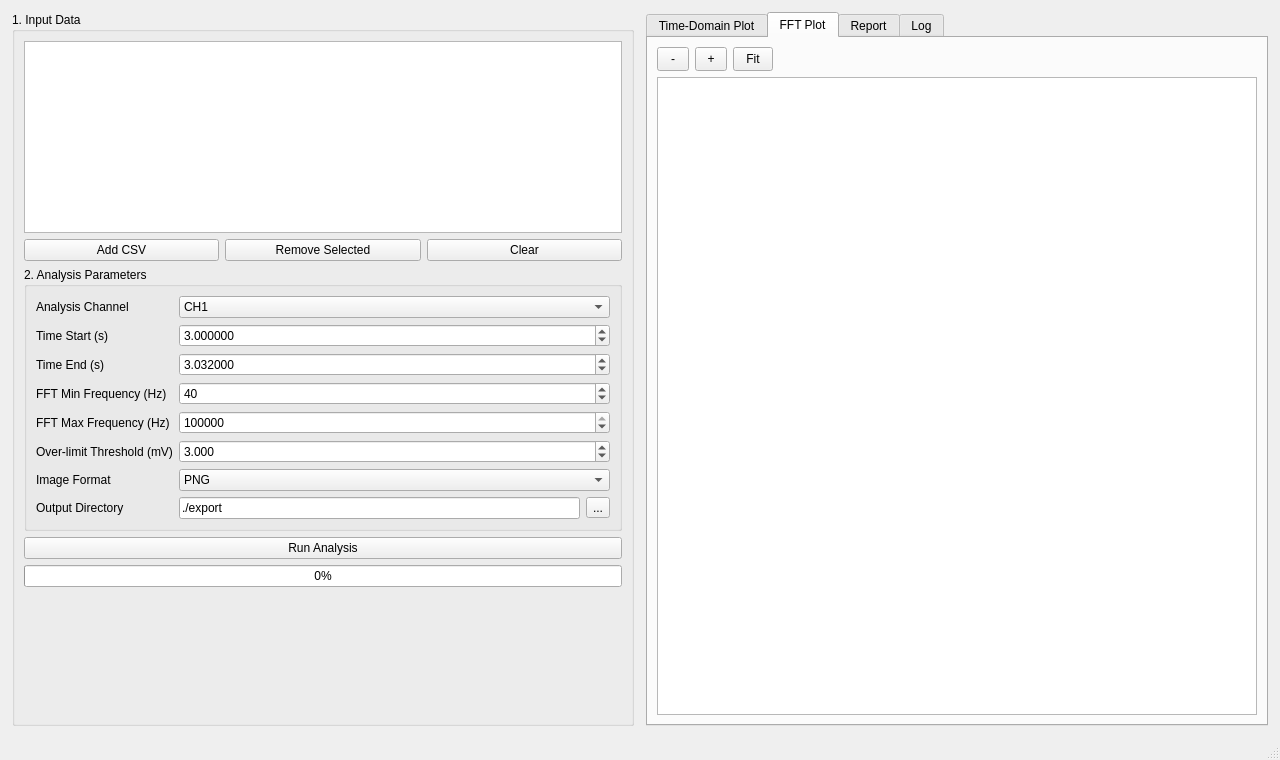
Old version of the form window.ui in the repository RCJ4me/gfci_ui.
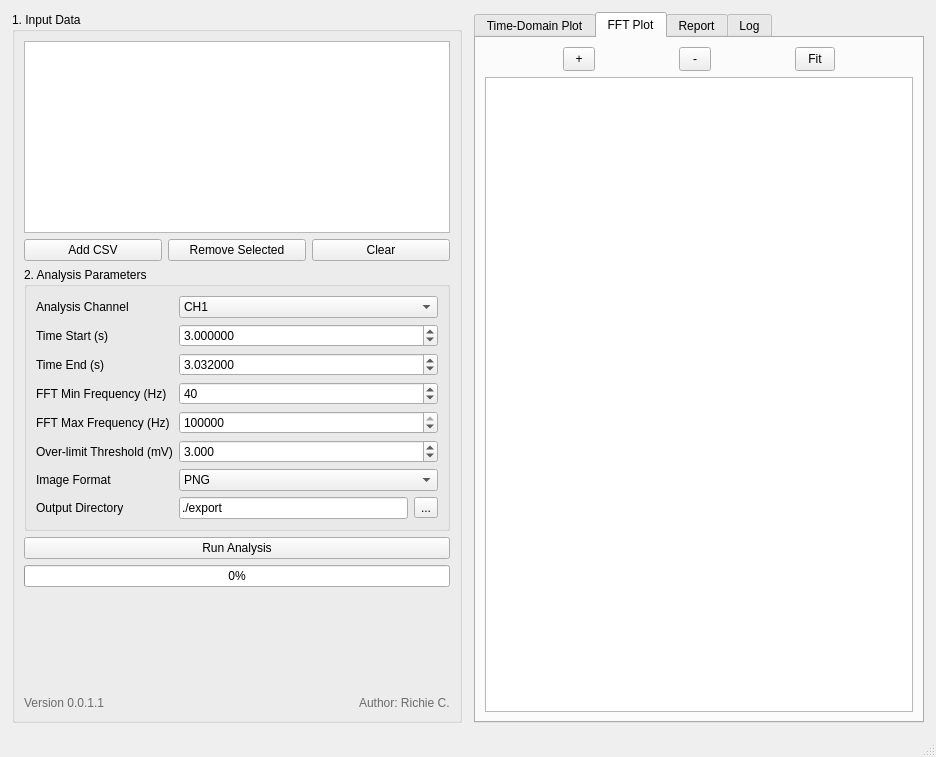
New version of the form. The open tabs and pages were chosen to show the change. Custom widgets are drawn as their Qt base class.

```diff
--- a/window.ui
+++ b/window.ui
@@ -6,8 +6,8 @@
    <rect>
     <x>0</x>
     <y>0</y>
-    <width>1280</width>
-    <height>760</height>
+    <width>936</width>
+    <height>757</height>
    </rect>
   </property>
   <property name="windowTitle">
@@ -115,13 +115,13 @@
              <number>6</number>
             </property>
             <property name="minimum">
-             <double>0.000000</double>
+             <double>0.000000000000000</double>
             </property>
             <property name="maximum">
-             <double>1000.000000</double>
+             <double>1000.000000000000000</double>
             </property>
             <property name="value">
-             <double>3.000000</double>
+             <double>3.000000000000000</double>
             </property>
            </widget>
           </item>
@@ -138,10 +138,10 @@
              <number>6</number>
             </property>
             <property name="maximum">
-             <double>1000.000000</double>
+             <double>1000.000000000000000</double>
             </property>
             <property name="value">
-             <double>3.032000</double>
+             <double>3.032000000000000</double>
             </property>
            </widget>
           </item>
@@ -192,13 +192,13 @@
              <number>3</number>
             </property>
             <property name="maximum">
-             <double>50.000000</double>
+             <double>50.000000000000000</double>
             </property>
             <property name="singleStep">
              <double>0.500000</double>
             </property>
             <property name="value">
-             <double>3.000000</double>
+             <double>3.000000000000000</double>
             </property>
            </widget>
           </item>
@@ -278,6 +278,43 @@
          </property>
         </spacer>
        </item>
+       <item>
+        <layout class="QHBoxLayout" name="footerLayout">
+         <item>
+          <widget class="QLabel" name="lbl_version">
+           <property name="styleSheet">
+            <string notr="true">color: #6b6b6b;</string>
+           </property>
+           <property name="text">
+            <string>Version 0.0.1.1</string>
+           </property>
+          </widget>
+         </item>
+         <item>
+          <spacer name="footerSpacer">
+           <property name="orientation">
+            <enum>Qt::Horizontal</enum>
+           </property>
+           <property name="sizeHint" stdset="0">
+            <size>
+             <width>40</width>
+             <height>16</height>
+            </size>
+           </property>
+          </spacer>
+         </item>
+         <item>
+          <widget class="QLabel" name="lbl_author">
+           <property name="styleSheet">
+            <string notr="true">color: #6b6b6b;</string>
+           </property>
+           <property name="text">
+            <string>Author: Richie C.</string>
+           </property>
+          </widget>
+         </item>
+        </layout>
+       </item>
       </layout>
      </widget>
     </item>
@@ -382,23 +419,17 @@
         <item>
          <layout class="QHBoxLayout" name="fftToolbarLayout">
           <item>
-           <widget class="QToolButton" name="btn_zoom_out_fft">
-            <property name="minimumSize">
+           <spacer name="horizontalSpacer_3">
+            <property name="orientation">
+             <enum>Qt::Horizontal</enum>
+            </property>
+            <property name="sizeHint" stdset="0">
              <size>
-              <width>32</width>
-              <height>24</height>
+              <width>40</width>
+              <height>20</height>
              </size>
             </property>
-            <property name="toolTip">
-             <string>Zoom out</string>
-            </property>
-            <property name="text">
-             <string>-</string>
-            </property>
-            <property name="toolButtonStyle">
-             <enum>Qt::ToolButtonTextOnly</enum>
-            </property>
-           </widget>
+           </spacer>
           </item>
           <item>
            <widget class="QToolButton" name="btn_zoom_in_fft">
@@ -419,6 +450,51 @@
             </property>
            </widget>
           </item>
+          <item>
+           <spacer name="horizontalSpacer">
+            <property name="orientation">
+             <enum>Qt::Horizontal</enum>
+            </property>
+            <property name="sizeHint" stdset="0">
+             <size>
+              <width>40</width>
+              <height>20</height>
+             </size>
+            </property>
+           </spacer>
+          </item>
+          <item>
+           <widget class="QToolButton" name="btn_zoom_out_fft">
+            <property name="minimumSize">
+             <size>
+              <width>32</width>
+              <height>24</height>
+             </size>
+            </property>
+            <property name="toolTip">
+             <string>Zoom out</string>
+            </property>
+            <property name="text">
+             <string>-</string>
+            </property>
+            <property name="toolButtonStyle">
+             <enum>Qt::ToolButtonTextOnly</enum>
+            </property>
+           </widget>
+          </item>
+          <item>
+           <spacer name="horizontalSpacer_2">
+            <property name="orientation">
+             <enum>Qt::Horizontal</enum>
+            </property>
+            <property name="sizeHint" stdset="0">
+             <size>
+              <width>40</width>
+              <height>20</height>
+             </size>
+            </property>
+           </spacer>
+          </item>
           <item>
            <widget class="QToolButton" name="btn_fit_fft">
             <property name="minimumSize">
```
Left out of the diff: 75 changed lines with no effect on the pictures.
